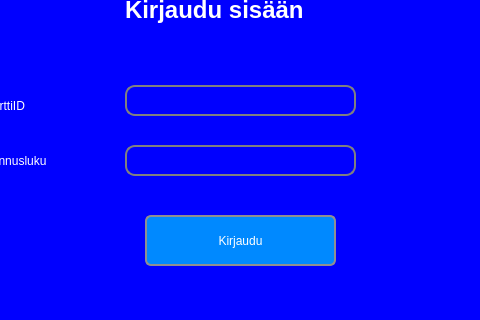
Old version of the form Pankkimaatti/bankautomat.ui in the repository tvt20kmo-ohjelmistokehitysprojekti/Group12; both pictures show x 185 to 665 and y 105 to 425 of the 800 by 600 pixel window.
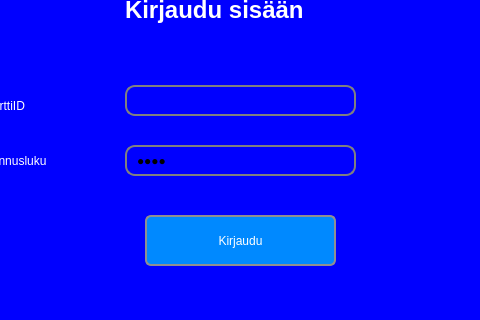
New version of the form. Icons and pictures are not drawn.

Diff of the .ui file:
```diff
--- a/Pankkimaatti/bankautomat.ui
+++ b/Pankkimaatti/bankautomat.ui
@@ -124,6 +124,12 @@
         <height>31</height>
        </rect>
       </property>
+      <property name="text">
+       <string>1234</string>
+      </property>
+      <property name="echoMode">
+       <enum>QLineEdit::Password</enum>
+      </property>
      </widget>
      <widget class="QLabel" name="label_3">
       <property name="geometry">
```
